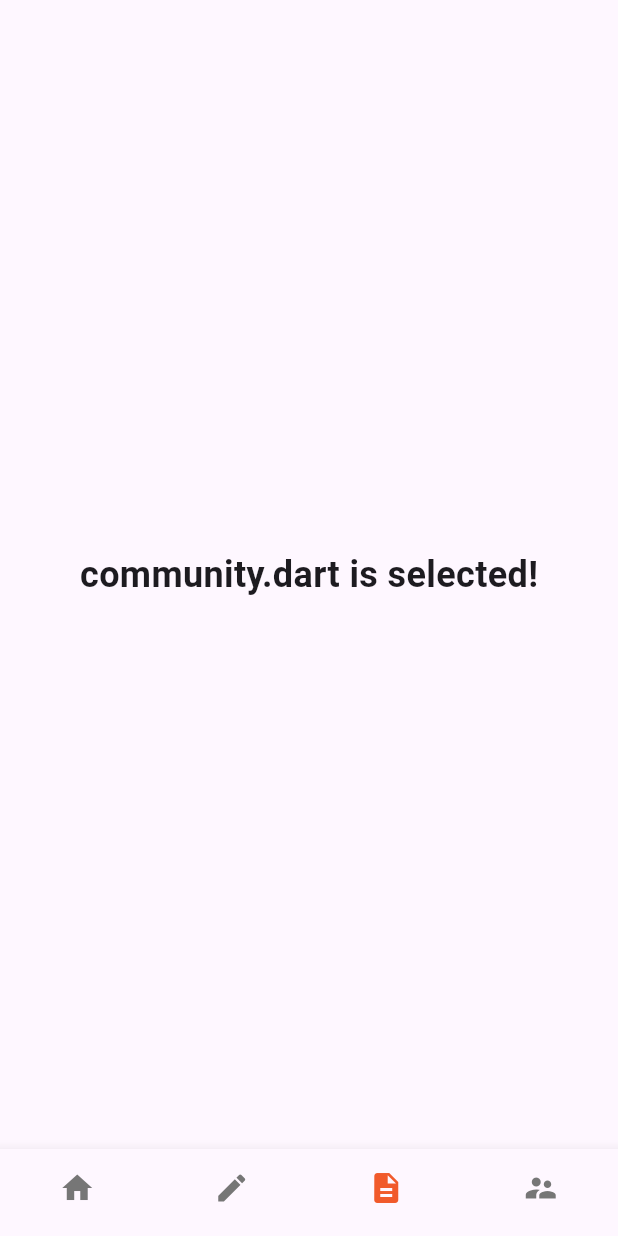
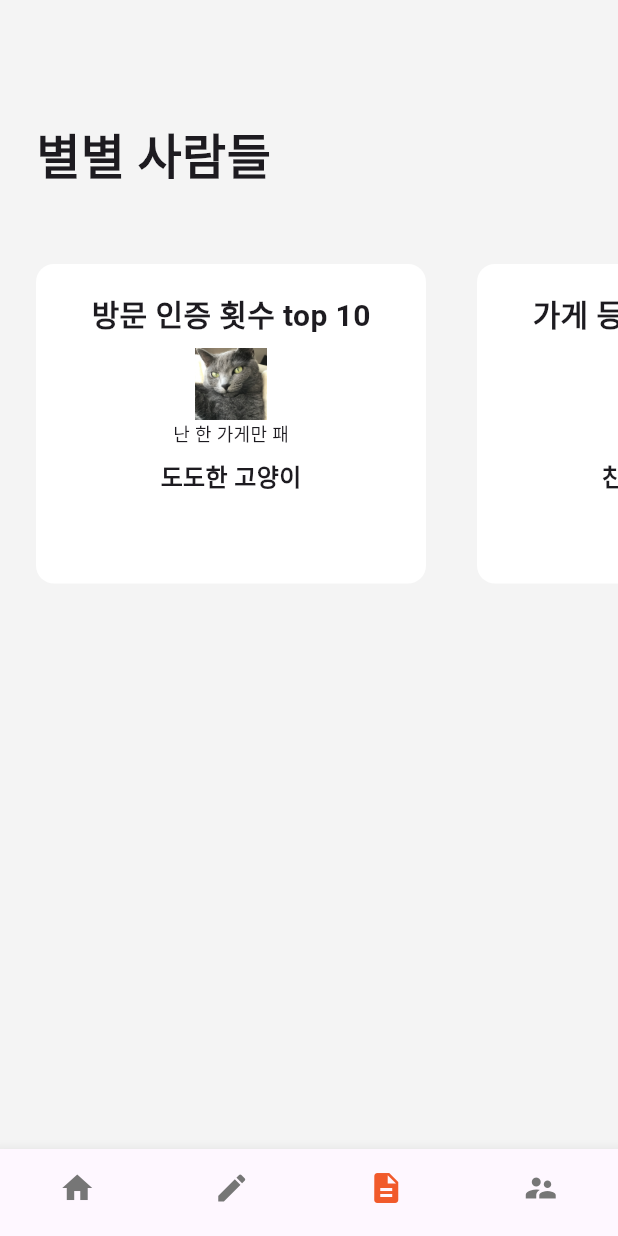
Before and after one commit to Dongpo-App/Dongpo-FE, a Flutter app: the screen it shows after launch, item 3 of the bottom bar chosen, on a phone screen of 412 x 824 dp. Run offline on Flutter 3.47's test engine with Material 3 defaults, Android fonts, the phone set to English and light mode, and no system bars; missing offline and left inert: flutter_naver_map; Roboto replaces fonts that are missing (Pretendard).

Commit message:
커뮤니티페이지 제작- 우승원 -

```diff
--- a/lib/screens/community/community.dart
+++ b/lib/screens/community/community.dart
@@ -11,13 +11,103 @@ class _CommunityPageState extends State<CommunityPage>{
   @override
   Widget build(BuildContext context){
     return Scaffold(
-      body: Center(
-        child: Text(
-          'community.dart is selected!',
-          style: TextStyle(
-            fontSize: 24.0,
-            fontWeight: FontWeight.w600,
+      backgroundColor: Color(0xFFF4F4F4),
+      appBar: AppBar(
+        backgroundColor: Color(0xFFF4F4F4),
+      ),
+      body: Column(
+        crossAxisAlignment: CrossAxisAlignment.start,
+        children: [
+          // 상단 Text
+          Padding(
+            padding: EdgeInsets.only(top: 24.0, left: 24.0),
+            child: Text(
+              "별별 사람들",
+              style: TextStyle(
+                fontSize: 32,
+                fontWeight: FontWeight.w600
+              ),
+            )
           ),
+
+          SizedBox(height: 48.0),
+          // 조건 Top 10 카드 슬라이드
+          SingleChildScrollView(
+            scrollDirection: Axis.horizontal,
+            child: Row(
+              children: [
+                SizedBox(width: 24.0), // 왼쪽 24 margin
+                _buildCard(
+                  top10Title: '방문 인증 횟수 top 10',
+                  member: '도도한 고양이',
+                  memberTitle: '난 한 가게만 패',
+                  memberProfile: 'assets/images/profile_img1.jpg',
+                ),
+                SizedBox(width: 34.0), // 카드 사이의 거리
+                _buildCard(
+                  top10Title: '가게 등록 횟수 top 10',
+                  member: '친절한 강아지',
+                  memberTitle: '포장마차 러버',
+                  memberProfile: 'assets/images/profile_img2.png',
+                ),
+                SizedBox(width: 34.0),
+                _buildCard(
+                  top10Title: '가게 리뷰 횟수 top 10',
+                  member: '행복한 참새',
+                  memberTitle: '애미야 국이 짜다',
+                  memberProfile: 'assets/images/profile_img3.png',
+                ),
+                SizedBox(width: 34.0),
+              ],
+            ),
+          ),
+        ],
+      ),
+    );
+  }
+
+  // 조건 Top 10 카드 슬라이드 3개
+  Widget _buildCard({required String top10Title, required String member, required String memberTitle, required String memberProfile}) {
+    return Container( //
+      width: 260.0,
+      height: 213.0,
+      decoration: BoxDecoration(
+        color: Colors.white,
+        borderRadius: BorderRadius.circular(12.0),
+      ),
+      child: Padding(
+        padding: EdgeInsets.only(top: 18.0),
+        child: Column(
+          crossAxisAlignment: CrossAxisAlignment.center,
+          children: [
+            Text(
+              top10Title,
+              style: TextStyle(
+                fontSize: 20.0,
+                fontWeight: FontWeight.w600,
+              ),
+            ),
+            SizedBox(height: 8.0),
+            SizedBox(
+              height: 48,
+              child: Image.asset(memberProfile),
+            ),
+            Text(
+              memberTitle,
+              style: TextStyle(
+                fontSize: 12.0,
+                fontWeight: FontWeight.w400,
+              ),
+            ),
+            SizedBox(height: 8.0),
+            Text(
+              member,
+              style: TextStyle(
+                fontSize: 16.0,
+                fontWeight: FontWeight.w600,
+              ),
+            ),
+          ],
         ),
       ),
     );
```
Also changed, not shown: pubspec.yaml (+4 -3 lines), assets/images/profile_img1.jpg (added), assets/images/profile_img2.png (added), assets/images/profile_img3.png (added).
